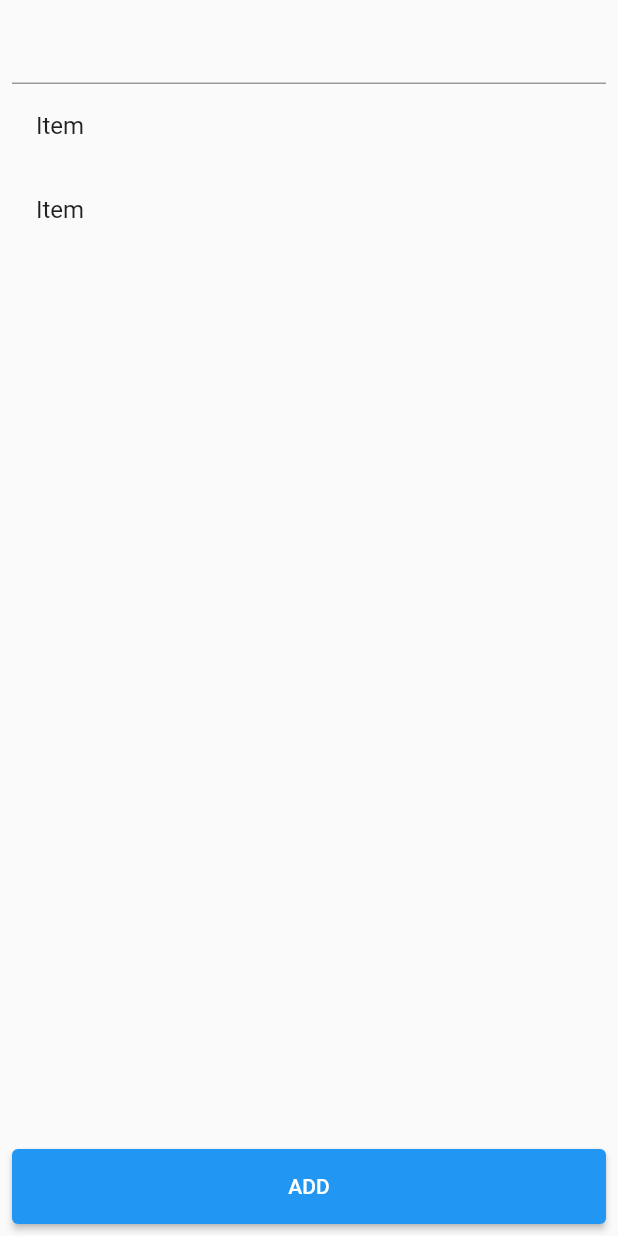
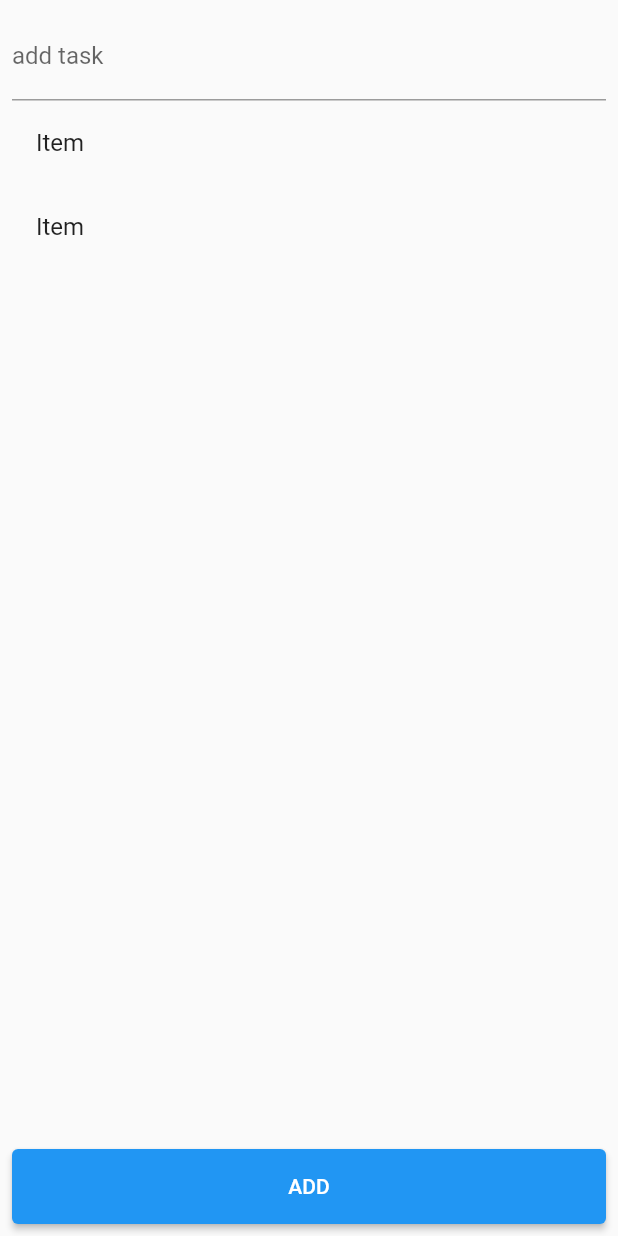
Before and after one commit to RustambekSafarov/basic_todolist, a Flutter app: the screen it shows after launch, on a phone screen of 412 x 824 dp. Run offline on Flutter 3.47's test engine with Material 2 defaults, Android fonts, the phone set to English and light mode, and no system bars.

Commit message:
add task

```diff
--- a/lib/main.dart
+++ b/lib/main.dart
@@ -3,6 +3,7 @@ import 'todo_list.dart';
 
 void main() {
   runApp(MaterialApp(
+    debugShowCheckedModeBanner: false,
     home: Scaffold(
       body: TodoList(),
     ),
--- a/lib/todo_list.dart
+++ b/lib/todo_list.dart
@@ -11,13 +11,17 @@ class TodoList extends StatefulWidget {
 }
 
 class _TodoListState extends State<TodoList> {
+  TextEditingController txt = TextEditingController();
   @override
   Widget build(BuildContext context) {
     return Padding(
       padding: const EdgeInsets.all(8.0),
       child: Column(
         children: [
-          TextField(),
+          TextField(
+            decoration: InputDecoration(label: Text('add task')),
+            controller: txt,
+          ),
           Expanded(
             child: ListView.builder(
                 itemCount: 2,
```
